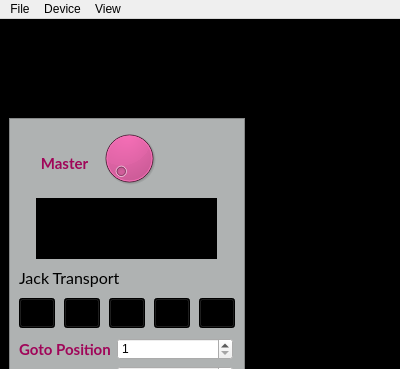
First picture: the form in superboucle/gui_ui.ui, repository Vampouille/superboucle, before the edit; both pictures show x 0 to 400 and y 0 to 369 of the 400 by 917 pixel window.
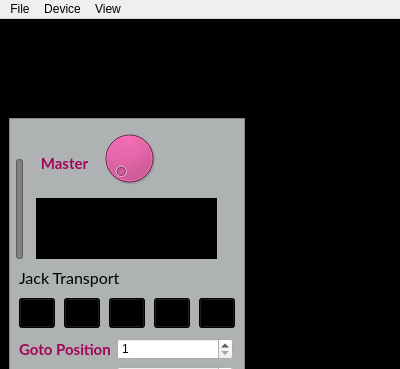
Second picture: the form after the edit. Icons and pictures are not drawn. Custom widgets are drawn as their Qt base class.

Patch:
```diff
--- a/superboucle/gui_ui.ui
+++ b/superboucle/gui_ui.ui
@@ -566,6 +566,37 @@
            </property>
           </widget>
          </widget>
+         <widget class="QProgressBar" name="prepare_duration">
+          <property name="geometry">
+           <rect>
+            <x>7</x>
+            <y>41</y>
+            <width>7</width>
+            <height>100</height>
+           </rect>
+          </property>
+          <property name="styleSheet">
+           <string notr="true"> QProgressBar::chunk { 
+	background-color: red;
+ }
+ 
+QProgressBar { 
+     background-color: grey;
+ }</string>
+          </property>
+          <property name="value">
+           <number>0</number>
+          </property>
+          <property name="textVisible">
+           <bool>false</bool>
+          </property>
+          <property name="orientation">
+           <enum>Qt::Vertical</enum>
+          </property>
+          <property name="invertedAppearance">
+           <bool>false</bool>
+          </property>
+         </widget>
         </widget>
        </widget>
       </item>
```
